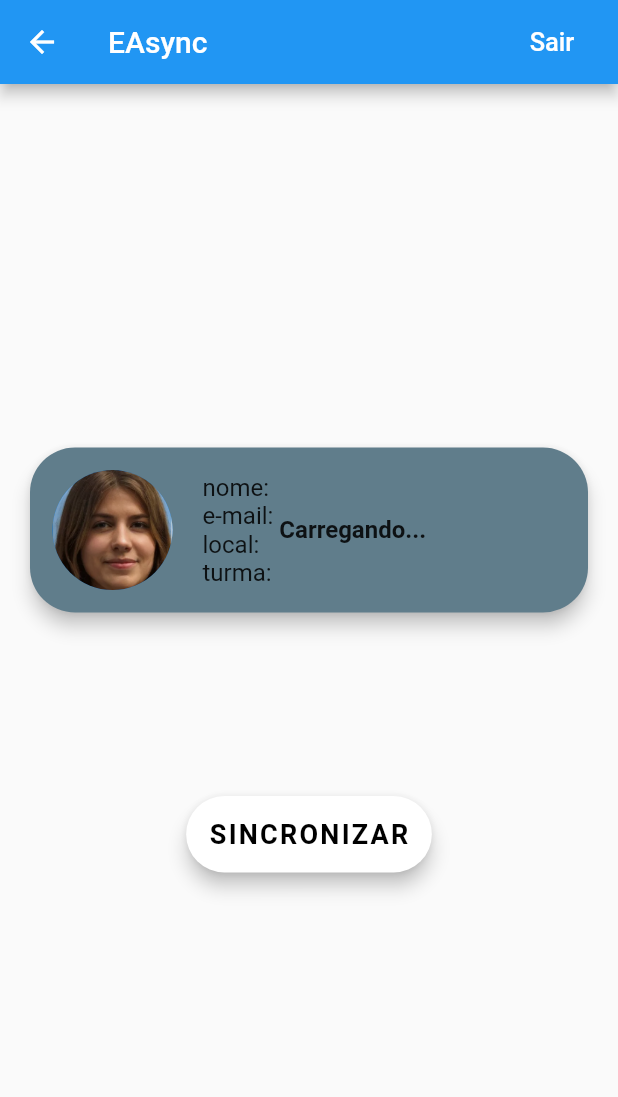
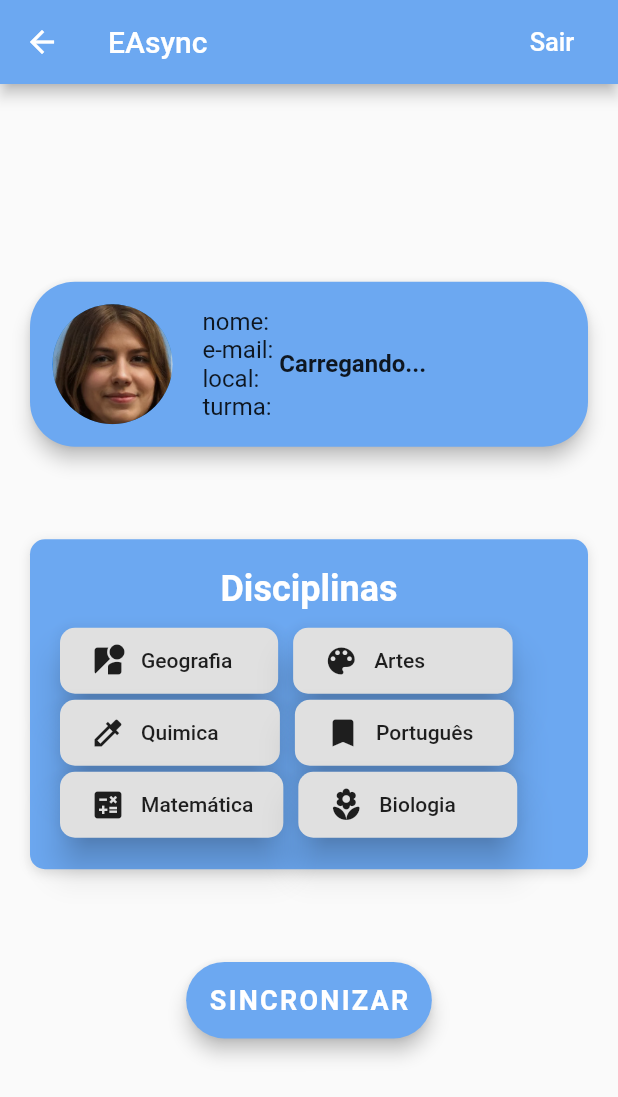
Before and after one commit to vitordullens/EAsync, a Flutter app: the HomeScreen screen opened directly, on a phone screen of 412 x 824 dp. Shown: the top 1097 px of the screen. Run offline on Flutter 3.47's test engine with Material 2 defaults, Android fonts, the phone set to English and light mode, and no system bars; accounts and stored records are empty; Roboto replaces fonts that are missing (OpenSans).

Commit message:
Add disciplines container

```diff
--- a/lib/screens/home_screen.dart
+++ b/lib/screens/home_screen.dart
@@ -1,4 +1,6 @@
 import 'dart:async';
+
+import 'package:easync_ihc/utilities/constants.dart';
 
 import 'profile_screen.dart';
 import 'package:flutter/material.dart';
@@ -92,33 +94,8 @@ class _HomeScreenState extends State<HomeScreen> {
     setState(() {});
   }
 
-  @override
-  Widget build(BuildContext context) {
-    return WillPopScope(
-      onWillPop: _onBackPressed,
-      child: Scaffold(
-        appBar: AppBar(
-          title: Text("EAsync"),
-          actions: <Widget>[
-            FlatButton(
-                onPressed: _signOut,
-                child: Text(
-                  'Sair',
-                  style: TextStyle(fontSize: 17, color: Colors.white),
-                ))
-          ],
-        ),
-        body: Container(
-          padding: EdgeInsets.symmetric(
-            horizontal: 20.0,
-            vertical: 120.0,
-          ),
-          width: double.infinity,
-          child: Column(
-            mainAxisAlignment: MainAxisAlignment.spaceEvenly,
-            crossAxisAlignment: CrossAxisAlignment.center,
-            children: <Widget>[
-              RaisedButton(
+  Widget _buildProfile() {
+    return RaisedButton(
       elevation: 5.0,
       padding: EdgeInsets.all(15.0),
       shape: RoundedRectangleBorder(
@@ -133,7 +110,7 @@ class _HomeScreenState extends State<HomeScreen> {
                   )),
         ).then(onGoBack);
       },
-                color: Colors.blueGrey,
+      color: Color(0xFF6CA8F1),
       child: Row(children: <Widget>[
         CircleAvatar(
             radius: 40,
@@ -143,8 +120,7 @@ class _HomeScreenState extends State<HomeScreen> {
           children: <Widget>[
             Text(
               "nome: \ne-mail: \nlocal: \nturma: ",
-                        style: TextStyle(
-                            fontSize: 16, fontWeight: FontWeight.normal),
+              style: TextStyle(fontSize: 16, fontWeight: FontWeight.normal),
             ),
           ],
         ),
@@ -162,7 +138,189 @@ class _HomeScreenState extends State<HomeScreen> {
           ],
         ),
       ]),
+    );
+  }
+
+  Widget _buildDisciplines() {
+    return Container(
+        height: 220.0,
+        decoration: kBoxDecorationStyle,
+        width: double.infinity,
+        padding: EdgeInsets.symmetric(
+          horizontal: 20.0,
+          vertical: 10.0,
         ),
+        child: Column(
+          crossAxisAlignment: CrossAxisAlignment.center,
+          mainAxisAlignment: MainAxisAlignment.center,
+          children: <Widget>[
+            Text(
+              "Disciplinas",
+              style: TextStyle(
+                  color: Colors.white,
+                  fontSize: 24,
+                  fontWeight: FontWeight.bold),
+            ),
+            SizedBox(height: 10.0),
+            Row(
+              children: [
+                RaisedButton(
+                  onPressed: () => {},
+                  elevation: 10.0,
+                  padding: EdgeInsets.symmetric(
+                    horizontal: 20.0,
+                    vertical: 10.0,
+                  ),
+                  shape: RoundedRectangleBorder(
+                    borderRadius: BorderRadius.circular(10.0),
+                  ),
+                  child: Row(
+                    mainAxisAlignment: MainAxisAlignment.spaceEvenly,
+                    children: <Widget>[
+                      Icon(Icons.streetview_outlined),
+                      SizedBox(width: 10.0),
+                      Text("Geografia   ")
+                    ],
+                  ),
+                ),
+                SizedBox(width: 10.0),
+                RaisedButton(
+                  onPressed: () => {},
+                  elevation: 10.0,
+                  padding: EdgeInsets.symmetric(
+                    horizontal: 20.0,
+                    vertical: 10.0,
+                  ),
+                  shape: RoundedRectangleBorder(
+                    borderRadius: BorderRadius.circular(10.0),
+                  ),
+                  child: Row(
+                    children: <Widget>[
+                      Icon(Icons.color_lens),
+                      SizedBox(width: 10.0),
+                      Text("Artes           ")
+                    ],
+                  ),
+                ),
+              ],
+            ),
+            Row(
+              children: [
+                RaisedButton(
+                  onPressed: () => {},
+                  elevation: 10.0,
+                  padding: EdgeInsets.symmetric(
+                    horizontal: 20.0,
+                    vertical: 10.0,
+                  ),
+                  shape: RoundedRectangleBorder(
+                    borderRadius: BorderRadius.circular(10.0),
+                  ),
+                  child: Row(
+                    mainAxisAlignment: MainAxisAlignment.spaceEvenly,
+                    children: <Widget>[
+                      Icon(Icons.colorize),
+                      SizedBox(width: 10.0),
+                      Text("Quimica      ")
+                    ],
+                  ),
+                ),
+                SizedBox(width: 10.0),
+                RaisedButton(
+                  onPressed: () => {},
+                  elevation: 10.0,
+                  padding: EdgeInsets.symmetric(
+                    horizontal: 20.0,
+                    vertical: 10.0,
+                  ),
+                  shape: RoundedRectangleBorder(
+                    borderRadius: BorderRadius.circular(10.0),
+                  ),
+                  child: Row(
+                    children: <Widget>[
+                      Icon(Icons.bookmark),
+                      SizedBox(width: 10.0),
+                      Text("Português  ")
+                    ],
+                  ),
+                ),
+              ],
+            ),
+            Row(
+              children: [
+                RaisedButton(
+                  onPressed: () => {},
+                  elevation: 10.0,
+                  padding: EdgeInsets.symmetric(
+                    horizontal: 20.0,
+                    vertical: 10.0,
+                  ),
+                  shape: RoundedRectangleBorder(
+                    borderRadius: BorderRadius.circular(10.0),
+                  ),
+                  child: Row(
+                    mainAxisAlignment: MainAxisAlignment.spaceEvenly,
+                    children: <Widget>[
+                      Icon(Icons.calculate),
+                      SizedBox(width: 10.0),
+                      Text("Matemática")
+                    ],
+                  ),
+                ),
+                SizedBox(width: 10.0),
+                RaisedButton(
+                  onPressed: () => {},
+                  elevation: 10.0,
+                  padding: EdgeInsets.symmetric(
+                    horizontal: 20.0,
+                    vertical: 10.0,
+                  ),
+                  shape: RoundedRectangleBorder(
+                    borderRadius: BorderRadius.circular(10.0),
+                  ),
+                  child: Row(
+                    children: <Widget>[
+                      Icon(Icons.local_florist_rounded),
+                      SizedBox(width: 10.0),
+                      Text("Biologia      ")
+                    ],
+                  ),
+                ),
+              ],
+            ),
+          ],
+        ));
+  }
+
+  @override
+  Widget build(BuildContext context) {
+    return WillPopScope(
+      onWillPop: _onBackPressed,
+      child: Scaffold(
+        appBar: AppBar(
+          title: Text("EAsync"),
+          backgroundColor: Color(0xFF6CA8F1),
+          actions: <Widget>[
+            FlatButton(
+                onPressed: _signOut,
+                child: Text(
+                  'Sair',
+                  style: TextStyle(fontSize: 17, color: Colors.white),
+                ))
+          ],
+        ),
+        body: Container(
+          padding: EdgeInsets.symmetric(
+            horizontal: 20.0,
+            vertical: 70.0,
+          ),
+          width: double.infinity,
+          child: Column(
+            mainAxisAlignment: MainAxisAlignment.spaceEvenly,
+            crossAxisAlignment: CrossAxisAlignment.center,
+            children: <Widget>[
+              _buildProfile(),
+              _buildDisciplines(),
               RaisedButton(
                 elevation: 5.0,
                 onPressed: () => {},
@@ -170,11 +328,11 @@ class _HomeScreenState extends State<HomeScreen> {
                 shape: RoundedRectangleBorder(
                   borderRadius: BorderRadius.circular(30.0),
                 ),
-                color: Colors.white,
+                color: Color(0xFF6CA8F1),
                 child: Text(
                   'SINCRONIZAR',
                   style: TextStyle(
-                    color: Colors.black,
+                    color: Colors.white,
                     letterSpacing: 1.5,
                     fontSize: 18.0,
                     fontWeight: FontWeight.bold,
--- a/lib/screens/profile_screen.dart
+++ b/lib/screens/profile_screen.dart
@@ -33,7 +33,7 @@ class _ProfileScreenState extends State<ProfileScreen> {
             Navigator.of(context).pop(true);
           });
           return AlertDialog(
-            title: Text('Perfil salvo com sucesso \n:)'),
+            title: Text('Perfil salvo com sucesso \n😊'),
             titleTextStyle: TextStyle(fontSize: 32, color: Colors.black),
           );
         });
@@ -42,9 +42,10 @@ class _ProfileScreenState extends State<ProfileScreen> {
   @override
   Widget build(BuildContext context) {
     return Scaffold(
-      resizeToAvoidBottomPadding: false,
+      resizeToAvoidBottomInset: true,
       appBar: AppBar(
         title: Text("Perfil"),
+        backgroundColor: Color(0xFF6CA8F1),
         leading: new IconButton(
           icon: new Icon(Icons.arrow_back),
           onPressed: () {
@@ -177,11 +178,11 @@ class _ProfileScreenState extends State<ProfileScreen> {
                 shape: RoundedRectangleBorder(
                   borderRadius: BorderRadius.circular(30.0),
                 ),
-                color: Colors.white,
+                color: Color(0xFF6CA8F1),
                 child: Text(
                   'SALVAR',
                   style: TextStyle(
-                    color: Colors.black,
+                    color: Colors.white,
                     letterSpacing: 1.5,
                     fontSize: 18.0,
                     fontWeight: FontWeight.bold,
```
Lines whose indentation alone changed are shown as unchanged.
